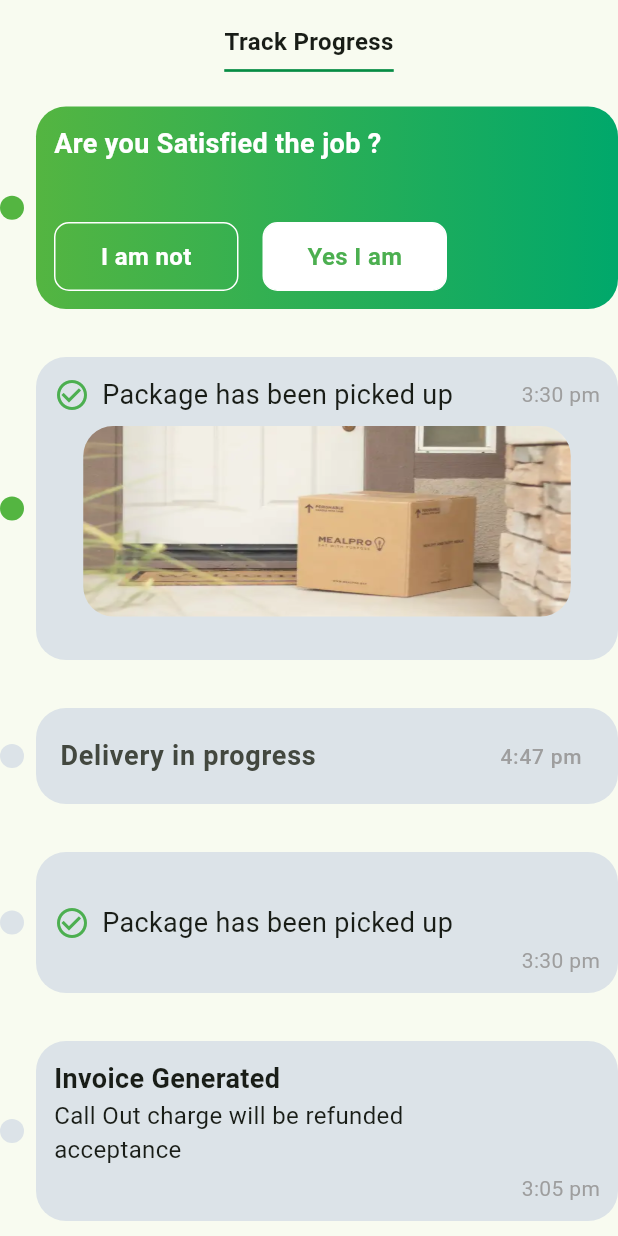
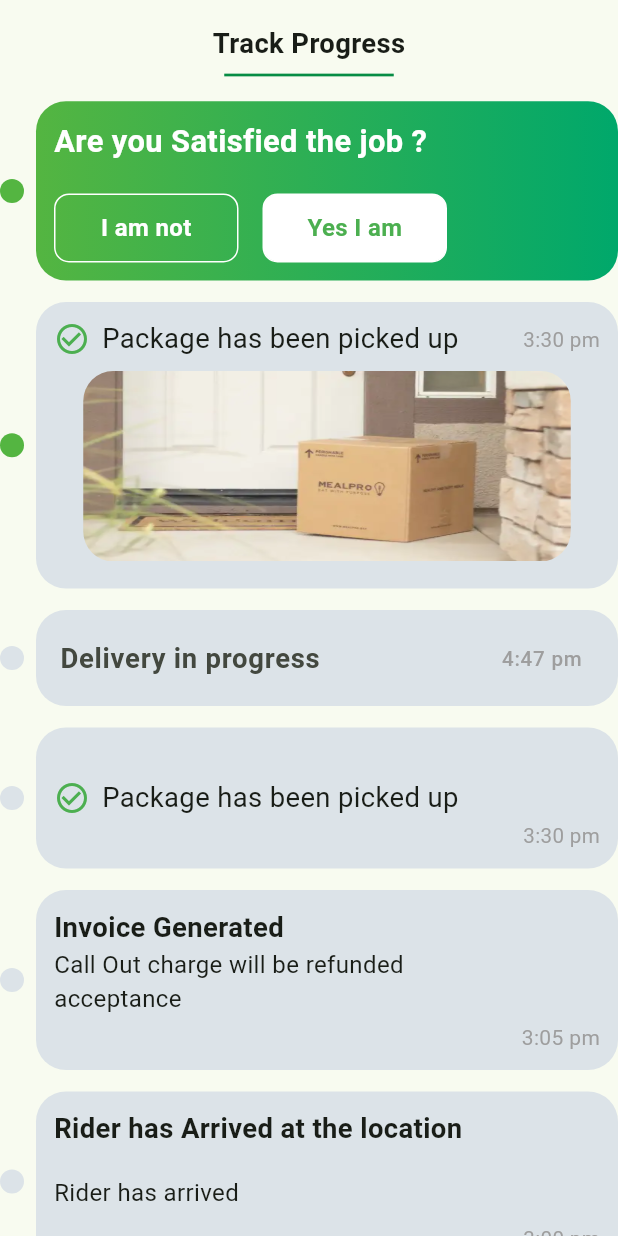
Before and after one commit to MOHAMD-ASHRAF/skid, a Flutter app: the BodyOfTrackProgressPage widget shown alone on an empty page, opened directly, on a phone screen of 412 x 824 dp. Run offline on Flutter 3.47's test engine with Material 2 defaults, Android fonts, the phone set to English and light mode, and no system bars; our stand-ins replace bloc, cloud_firestore, dropdown_button2, equatable, firebase_auth, firebase_core and 5 more; accounts and stored records are empty.

Commit message:
refactor TrackProgressPage

```diff
--- a/lib/features/skid/presentation/widgets/body_of_track_progress_page.dart
+++ b/lib/features/skid/presentation/widgets/body_of_track_progress_page.dart
@@ -3,7 +3,7 @@ import 'package:quickalert/quickalert.dart';
 import 'package:skid/core/component/test_widget.dart';
 import 'package:skid/core/constant/my_color.dart';
 import 'package:skid/core/constant/string.dart';
-
+import 'package:flutter_screenutil/flutter_screenutil.dart';
 class BodyOfTrackProgressPage extends StatelessWidget {
   const BodyOfTrackProgressPage({
     super.key,
@@ -16,9 +16,9 @@ class BodyOfTrackProgressPage extends StatelessWidget {
         const SizedBox(
           height: 16,
         ),
-        const TextWidget(
+         TextWidget(
           text: 'Track Progress',
-          fontSize: 16,
+          fontSize: 16.sp,
           fontWeight: FontWeight.bold,
         ),
 
@@ -28,8 +28,8 @@ class BodyOfTrackProgressPage extends StatelessWidget {
               color: MyColor.darkGreen,
               thickness: 1.8,
             )),
-        const SizedBox(
-          height: 16,
+         SizedBox(
+          height: 8.h,
         ),
         Row(
           children: [
@@ -38,7 +38,7 @@ class BodyOfTrackProgressPage extends StatelessWidget {
             Expanded(
               child: Container(
                 padding: const EdgeInsets.all(12),
-                height: 135,
+                height: 100.h,
                 width: double.infinity,
                 decoration: BoxDecoration(
                   borderRadius: BorderRadius.circular(20),
@@ -55,9 +55,9 @@ class BodyOfTrackProgressPage extends StatelessWidget {
                 child:  Column(
                   crossAxisAlignment: CrossAxisAlignment.start,
                   children: [
-                    const TextWidget(
+                     TextWidget(
                       text: 'Are you Satisfied the job ?',
-                      fontSize: 18,
+                      fontSize: 18.sp,
                       color: Colors.white,
                       fontWeight: FontWeight.bold,
                     ),
@@ -122,7 +122,7 @@ class BodyOfTrackProgressPage extends StatelessWidget {
             ),
           ],
         ),
-        const SizedBox(height: 32,),
+         SizedBox(height: 12.h,),
         Row(
           children: [
             const CircleAvatar(radius: 8,backgroundColor: MyColor.green,),
@@ -130,22 +130,22 @@ class BodyOfTrackProgressPage extends StatelessWidget {
             Expanded(
               child: Container(
                   padding: const EdgeInsets.all(12),
-                  height: 202,
+                  height: 160.h,
                   width: double.infinity,
                   decoration: BoxDecoration(
                       borderRadius: BorderRadius.circular(20),
                       color: MyColor.offWhite),
                   child:  Column(
                     children: [
-                      const Row(
+                       Row(
                         children: [
-                          Icon(Icons.check_circle_outline,color: Colors.green,),
-                          SizedBox(width: 8,),
-                          TextWidget(text: 'Package has been picked up', fontSize: 18),
-                          Spacer(),
-                          Align(
+                          const Icon(Icons.check_circle_outline,color: Colors.green,),
+                          const SizedBox(width: 8,),
+                          TextWidget(text: 'Package has been picked up', fontSize: 16.sp),
+                          const Spacer(),
+                           Align(
                               alignment: Alignment.bottomRight,
-                              child: TextWidget(text: '3:30 pm', fontSize: 14,color: Colors.grey,)),
+                              child: TextWidget(text: '3:30 pm', fontSize: 12.sp,color: Colors.grey,)),
                         ],
                       ),
                       const SizedBox(height: 8,),
@@ -163,9 +163,7 @@ class BodyOfTrackProgressPage extends StatelessWidget {
             ),
           ],
         ),
-        const SizedBox(
-          height: 32,
-        ),
+        SizedBox(height: 12.h,),
         Row(
           children: [
             const CircleAvatar(radius: 8,backgroundColor: MyColor.offWhite,),
@@ -177,16 +175,16 @@ class BodyOfTrackProgressPage extends StatelessWidget {
                 decoration: BoxDecoration(
                     borderRadius: BorderRadius.circular(20),
                     color: MyColor.offWhite),
-                child: const Center(
+                child:  Center(
                   child: ListTile(
                     leading: TextWidget(
                       text: 'Delivery in progress',
-                      fontSize: 18,
+                      fontSize: 16.sp,
                       fontWeight: FontWeight.bold,
                     ),
                     trailing: TextWidget(
                       text: '4:47 pm',
-                      fontSize: 14,
+                      fontSize: 12.sp,
                       color: Colors.grey,
                     ),
                   ),
@@ -195,8 +193,7 @@ class BodyOfTrackProgressPage extends StatelessWidget {
             ),
           ],
         ),
-        const SizedBox(
-          height: 32,),
+        SizedBox(height: 12.h,),
         Row(
           children: [
             const CircleAvatar(radius: 8,backgroundColor: MyColor.offWhite,),
@@ -209,23 +206,22 @@ class BodyOfTrackProgressPage extends StatelessWidget {
                   decoration: BoxDecoration(
                       borderRadius: BorderRadius.circular(20),
                       color: MyColor.offWhite),
-                  child: const Row(
+                  child:  Row(
                     children: [
-                      Icon(Icons.check_circle_outline,color: Colors.green,),
-                      SizedBox(width: 8,),
-                      TextWidget(text: 'Package has been picked up', fontSize: 18),
-                      Spacer(),
+                      const Icon(Icons.check_circle_outline,color: Colors.green,),
+                      const SizedBox(width: 8,),
+                      TextWidget(text: 'Package has been picked up', fontSize: 16.sp),
+                      const Spacer(),
                       Align(
                           alignment: Alignment.bottomRight,
-                          child: TextWidget(text: '3:30 pm', fontSize: 14,color: Colors.grey,)),
+                          child: TextWidget(text: '3:30 pm', fontSize: 12.sp,color: Colors.grey,)),
                     ],
                   )
               ),
             ),
           ],
         ),
-        const SizedBox(
-          height: 32,),
+        SizedBox(height: 12.h,),
         Row(
           children: [
             const CircleAvatar(radius: 8,backgroundColor: MyColor.offWhite,),
@@ -238,18 +234,18 @@ class BodyOfTrackProgressPage extends StatelessWidget {
                   decoration: BoxDecoration(
                       borderRadius: BorderRadius.circular(20),
                       color: MyColor.offWhite),
-                  child: const Row(
+                  child:  Row(
                     children: [
                       Column(
                         crossAxisAlignment: CrossAxisAlignment.start,
                         children: [
-                          TextWidget(text: 'Invoice Generated', fontSize: 18,fontWeight: FontWeight.bold,),
-                          TextWidget(text: 'Call Out charge will be refunded ', fontSize: 16),
-                          TextWidget(text: 'acceptance  ', fontSize: 16),
+                          TextWidget(text: 'Invoice Generated', fontSize: 16.sp,fontWeight: FontWeight.bold,),
+                          TextWidget(text: 'Call Out charge will be refunded ', fontSize: 14.sp),
+                          TextWidget(text: 'acceptance  ', fontSize: 14.sp),
                         ],
                       ),
-                      Spacer(),
-                      Align(
+                      const Spacer(),
+                      const Align(
                           alignment: Alignment.bottomRight,
                           child: TextWidget(text: '3:05 pm', fontSize: 14,color: Colors.grey,)),
                     ],
@@ -258,8 +254,7 @@ class BodyOfTrackProgressPage extends StatelessWidget {
             ),
           ],
         ),
-        const SizedBox(
-          height: 32,),
+        SizedBox(height: 12.h,),
         Row(
           children: [
             const CircleAvatar(radius: 8,backgroundColor: MyColor.offWhite,),
@@ -272,22 +267,22 @@ class BodyOfTrackProgressPage extends StatelessWidget {
                   decoration: BoxDecoration(
                       borderRadius: BorderRadius.circular(20),
                       color: MyColor.offWhite),
-                  child: const Row(
+                  child:  Row(
                     children: [
                       Column(
                         crossAxisAlignment: CrossAxisAlignment.start,
                         children: [
-                          TextWidget(text: 'Rider has Arrived at the location', fontSize: 18,fontWeight: FontWeight.bold,),
-                          SizedBox(
+                          TextWidget(text: 'Rider has Arrived at the location', fontSize: 16.sp,fontWeight: FontWeight.bold,),
+                          const SizedBox(
                             height: 18,
                           ),
-                          TextWidget(text: 'Rider has arrived', fontSize: 16),
+                          TextWidget(text: 'Rider has arrived', fontSize: 14.sp),
                         ],
                       ),
-                      Spacer(),
+                      const Spacer(),
                       Align(
                           alignment: Alignment.bottomRight,
-                          child: TextWidget(text: '3:00 pm', fontSize: 14,color: Colors.grey,)),
+                          child: TextWidget(text: '3:00 pm', fontSize: 12.sp,color: Colors.grey,)),
                     ],
                   )
               ),
```
